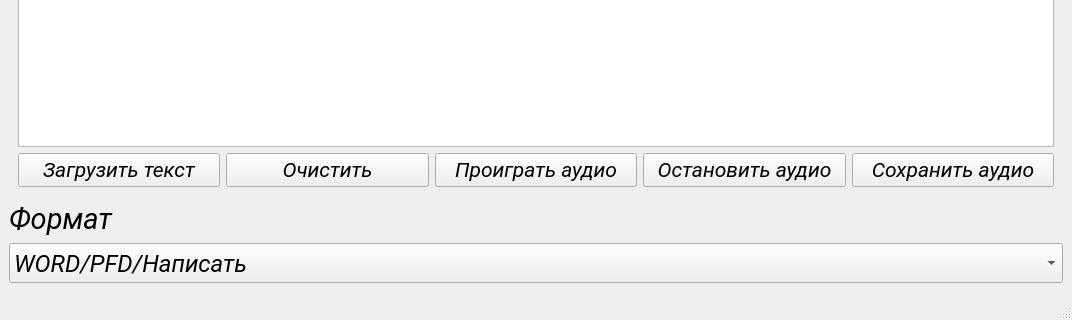
Qt form interface.ui (Pan4er/python-textToSpeechConverter-PyQt) before a commit; both pictures show x 0 to 1072 and y 485 to 805 of the 1072 by 805 pixel window.
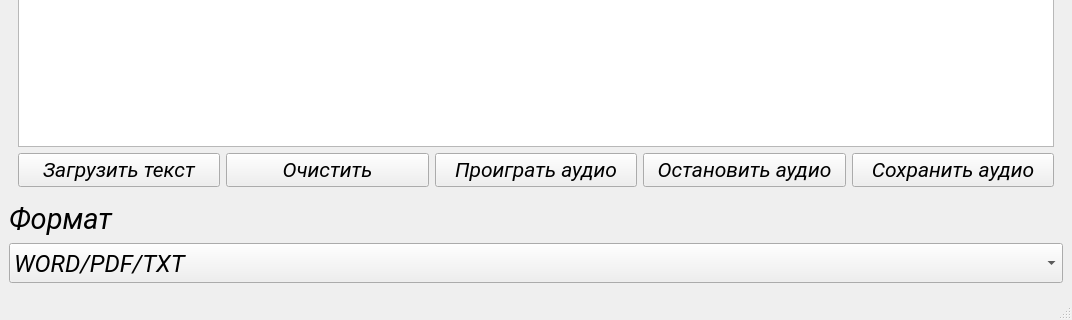
The same form after that commit. Icons and pictures are not drawn.

The edit to the form file:
```diff
--- a/interface.ui
+++ b/interface.ui
@@ -215,7 +215,7 @@
        </font>
       </property>
       <property name="currentText">
-       <string>WORD/PFD/Написать</string>
+       <string>WORD/PDF/TXT</string>
       </property>
       <property name="maxVisibleItems">
        <number>5</number>
@@ -228,7 +228,7 @@
       </property>
       <item>
        <property name="text">
-        <string>WORD/PFD/Написать</string>
+        <string>WORD/PDF/TXT</string>
        </property>
       </item>
       <item>
```
